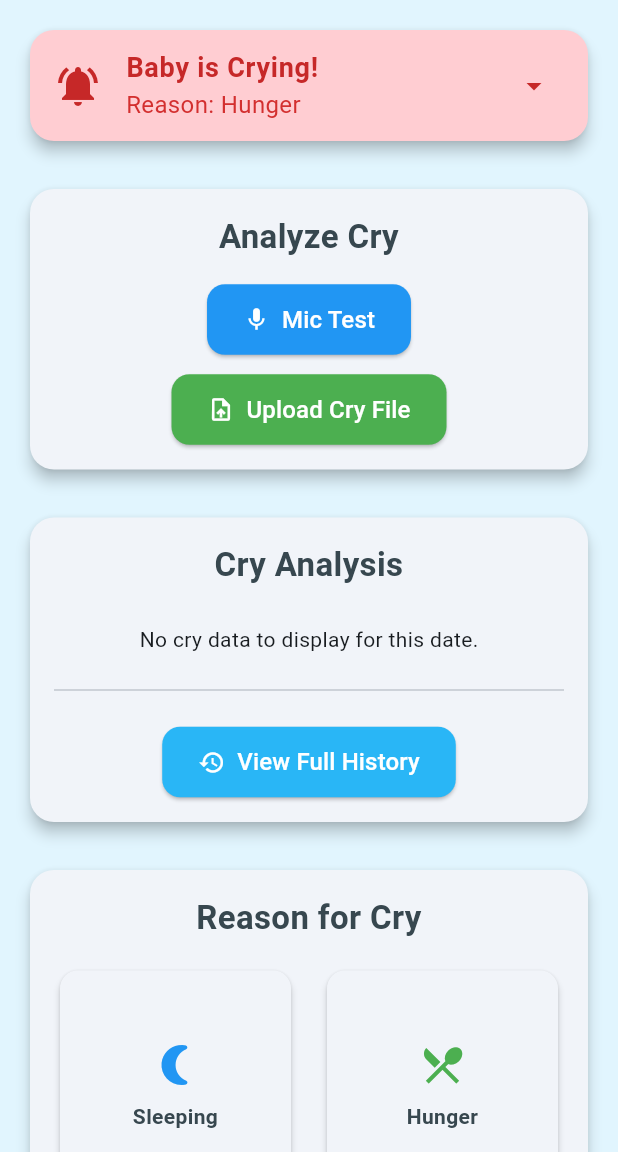
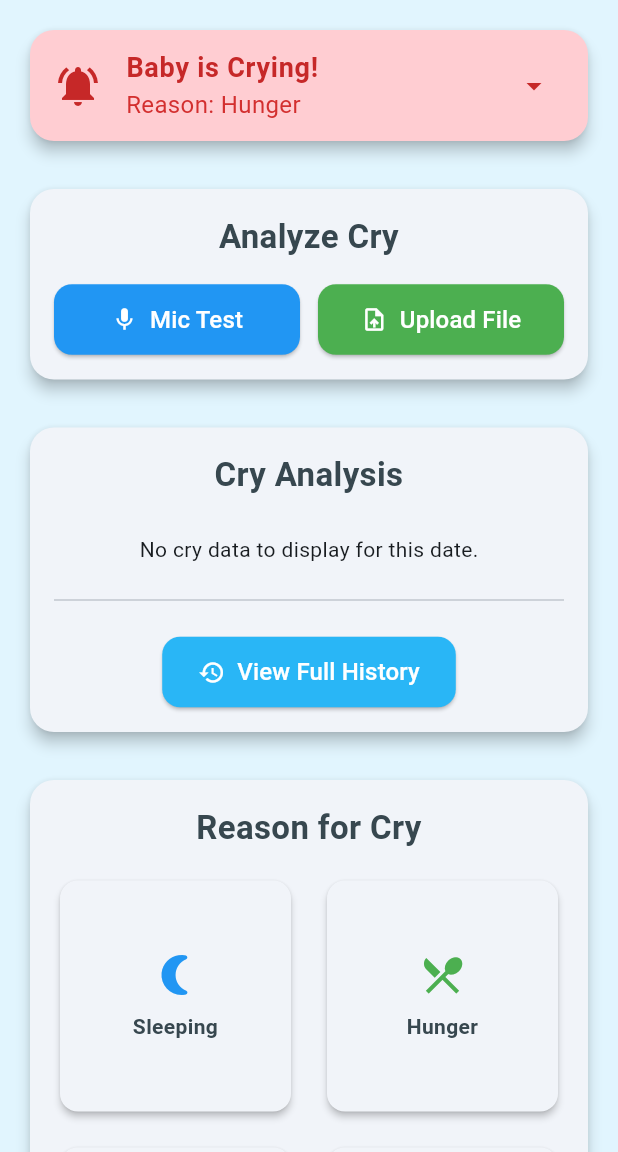
Before and after one commit to Jhenelle88/my_app, a Flutter app: the MainMenu screen opened directly, on a phone screen of 412 x 824 dp, the part 84-1236 px from its top. Run offline on Flutter 3.47's test engine with Material 3 defaults, Android fonts, the phone set to English and light mode, and no system bars; our stand-ins replace file_picker, fl_chart, flutter_blue_plus, image_picker, permission_handler, sqflite; accounts and stored records are empty.

Commit message:
Update main_menu.dart

```diff
--- a/lib/main_menu.dart
+++ b/lib/main_menu.dart
@@ -546,35 +546,38 @@ class _MainMenuState extends State<MainMenu> {
                 child: CircularProgressIndicator(),
               ))
             else
-              Column(
+              Row(
                 children: [
-                   ElevatedButton.icon(
+                  Expanded(
+                    child: ElevatedButton.icon(
                       style: ElevatedButton.styleFrom(
                         backgroundColor: Colors.blue,
                         shape: RoundedRectangleBorder(
                             borderRadius: BorderRadius.circular(12.0)),
                         padding: const EdgeInsets.symmetric(
-                            horizontal: 24.0, vertical: 12.0),
+                             vertical: 12.0),
                       ),
                       onPressed: _startMicAnalysis, // UPDATED
                       icon: const Icon(Icons.mic, color: Colors.white),
                       label: const Text('Mic Test',
                           style: TextStyle(color: Colors.white, fontSize: 16)),
                     ),
-                    const SizedBox(height: 12.0),
-                    ElevatedButton.icon(
+                  ),
+                  const SizedBox(width: 12.0),
+                  Expanded(
+                    child: ElevatedButton.icon(
                       style: ElevatedButton.styleFrom(
                         backgroundColor: Colors.green,
                         shape: RoundedRectangleBorder(
                             borderRadius: BorderRadius.circular(12.0)),
-                        padding: const EdgeInsets.symmetric(
-                            horizontal: 24.0, vertical: 12.0),
+                        padding: const EdgeInsets.symmetric( vertical: 12.0),
                       ),
                       onPressed: _startFileAnalysis, // UPDATED
                       icon: const Icon(Icons.upload_file, color: Colors.white),
-                      label: const Text('Upload Cry File',
+                      label: const Text('Upload File',
                           style: TextStyle(color: Colors.white, fontSize: 16)),
                     ),
+                  ),
                 ],
               ),
           ],
@@ -694,7 +697,7 @@ class _MainMenuState extends State<MainMenu> {
                       getTooltipColor: (group) => Colors.blueGrey[800]!,
                       getTooltipItem: (group, groupIndex, rod, rodIndex) {
                         return BarTooltipItem(
-                          '${rod.toY.round()}',
+                          rod.toY.round().toString(),
                           const TextStyle(
                             color: Colors.white,
                             fontWeight: FontWeight.bold,
```
